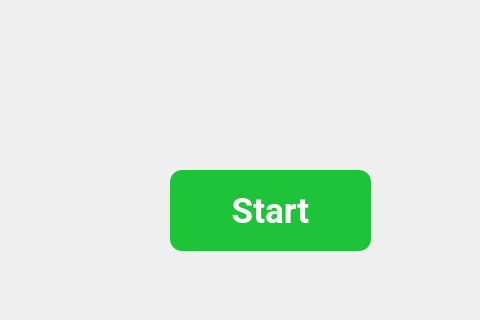
Before: the Qt Designer form HomeScreen.ui in ransarajey/TukTukHustle, drawn with Qt 5; both pictures show x 320 to 800 and y 280 to 600 of the 800 by 600 pixel window.
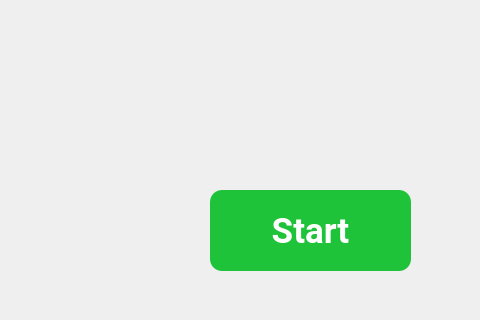
After: the same form once the commit is applied.

What changed in the file:
```diff
--- a/HomeScreen.ui
+++ b/HomeScreen.ui
@@ -44,8 +44,8 @@
     </property>
     <property name="geometry">
      <rect>
-      <x>490</x>
-      <y>450</y>
+      <x>530</x>
+      <y>470</y>
       <width>201</width>
       <height>81</height>
      </rect>
```
